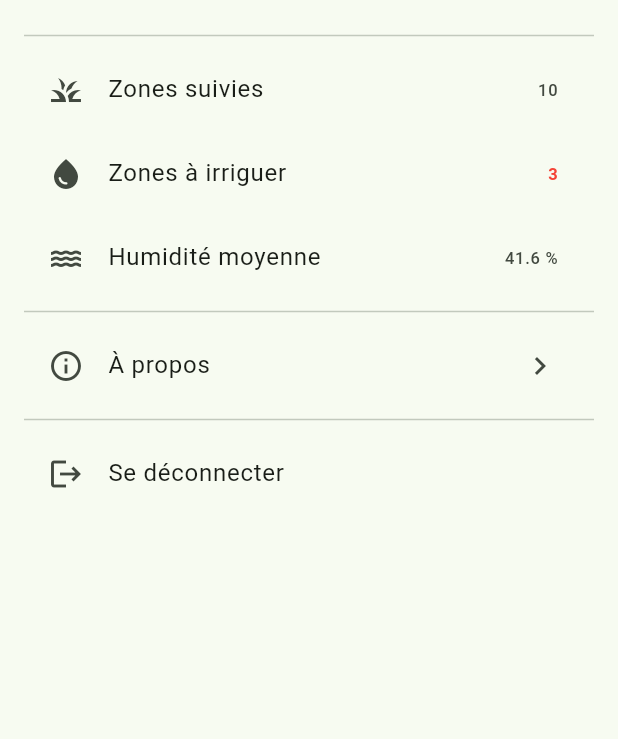
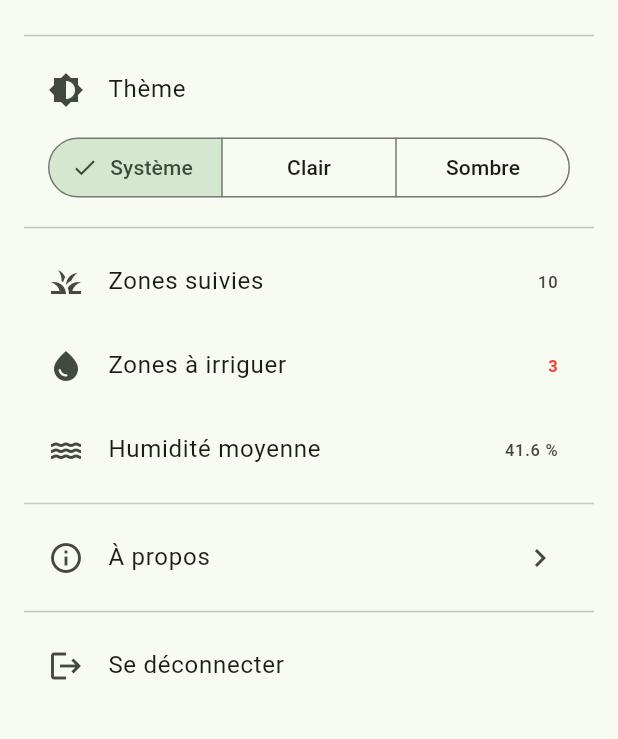
Before and after one commit to GmatiAyoub/AgriSmart, a Flutter app: the ProfilPage screen opened directly, on a phone screen of 412 x 824 dp, the part 470-1209 px from its top. Run offline on Flutter 3.47's test engine with Material 3 defaults, Android fonts, the phone set to English and light mode, and no system bars; our stand-ins replace firebase_auth, firebase_core, image_picker, shared_preferences; missing offline and left inert: google_mlkit_image_labeling, google_mlkit_translation; accounts and stored records are empty; network calls fail.

Commit message:
TP8: stockage local (thème, zones par utilisateur, cache météo)

```diff
--- /dev/null
+++ b/lib/providers/reglages_provider.dart
@@ -0,0 +1,29 @@
+import 'package:flutter/material.dart';
+import 'package:shared_preferences/shared_preferences.dart';
+
+class ReglagesProvider extends ChangeNotifier {
+  static const _cleTheme = 'theme';
+
+  final SharedPreferences _prefs;
+  ThemeMode _themeMode;
+
+  // la valeur initiale est lue dès la création (pas de await, pas d'écran de chargement)
+  ReglagesProvider(this._prefs) : _themeMode = _lireTheme(_prefs);
+
+  ThemeMode get themeMode => _themeMode;
+
+  // Relit le thème enregistré ('light', 'dark' ou 'system')
+  static ThemeMode _lireTheme(SharedPreferences prefs) {
+    final nom = prefs.getString(_cleTheme);
+    return ThemeMode.values.firstWhere(
+          (m) => m.name == nom,
+      orElse: () => ThemeMode.system,
+    );
+  }
+
+  Future<void> changerTheme(ThemeMode mode) async {
+    _themeMode = mode;
+    notifyListeners();
+    await _prefs.setString(_cleTheme, mode.name);
+  }
+}
--- a/lib/providers/traduction_provider.dart
+++ b/lib/providers/traduction_provider.dart
@@ -184,6 +184,16 @@ class TraductionProvider extends ChangeNotifier {
     'culture': 'Culture',
     'seuilPercent': "Seuil d'irrigation (%)",
     'enregistrer': 'Enregistrer',
+
+    // Stockage local / thème / cache météo
+    'theme': 'Thème',
+    'themeSysteme': 'Système',
+    'themeClair': 'Clair',
+    'themeSombre': 'Sombre',
+    'miseAJourLe': 'Mis à jour le',
+    'horsLigneDu': 'Hors ligne : données du',
+    'donneesHorsLigne': 'Données hors ligne',
+    'a': 'à',
   };
 
   static const Map<String, String> _dicoArabe = {
@@ -310,6 +320,16 @@ class TraductionProvider extends ChangeNotifier {
     'culture': 'المحصول',
     'seuilPercent': 'عتبة الري (%)',
     'enregistrer': 'حفظ',
+
+    // Stockage local / thème / cache météo
+    'theme': 'المظهر',
+    'themeSysteme': 'النظام',
+    'themeClair': 'فاتح',
+    'themeSombre': 'داكن',
+    'miseAJourLe': 'آخر تحديث في',
+    'horsLigneDu': 'غير متصل : بيانات',
+    'donneesHorsLigne': 'بيانات غير متصلة',
+    'a': 'على الساعة',
   };
 
   /// Méthodes ML Kit dynamiques
--- a/lib/screens/profil_page.dart
+++ b/lib/screens/profil_page.dart
@@ -1,7 +1,9 @@
+
 import 'package:flutter/material.dart';
 import 'package:provider/provider.dart';
 import 'package:agrismart/providers/zones_provider.dart';
 import 'package:agrismart/providers/traduction_provider.dart';
+import 'package:agrismart/providers/reglages_provider.dart';
 import 'package:agrismart/models/zone.dart';
 import 'package:agrismart/screens/a_propos_page.dart';
 import 'package:agrismart/providers/auth_provider.dart';
@@ -24,6 +26,11 @@ class ProfilPage extends StatelessWidget {
 
     final moyenne = context.select<ZonesProvider, double>(
           (p) => humiditeMoyenne(p.zones),
+    );
+
+    // Récupération du thème actuel
+    final themeMode = context.select<ReglagesProvider, ThemeMode>(
+          (r) => r.themeMode,
     );
 
     final nom = context.select<AuthProvider, String>(
@@ -90,6 +97,40 @@ class ProfilPage extends StatelessWidget {
 
           const Divider(),
 
+          // Choix du thème (enregistré sur l'appareil)
+          ListTile(
+            leading: const Icon(Icons.brightness_6),
+            title: Text(traduction.tr('theme')),
+          ),
+
+          Padding(
+            padding: const EdgeInsets.symmetric(horizontal: 16),
+            child: SegmentedButton<ThemeMode>(
+              segments: [
+                ButtonSegment(
+                  value: ThemeMode.system,
+                  label: Text(traduction.tr('themeSysteme')),
+                ),
+                ButtonSegment(
+                  value: ThemeMode.light,
+                  label: Text(traduction.tr('themeClair')),
+                ),
+                ButtonSegment(
+                  value: ThemeMode.dark,
+                  label: Text(traduction.tr('themeSombre')),
+                ),
+              ],
+              selected: {themeMode},
+              onSelectionChanged: (choix) {
+                context.read<ReglagesProvider>().changerTheme(choix.first);
+              },
+            ),
+          ),
+
+          const SizedBox(height: 8),
+
+          const Divider(),
+
           ListTile(
             leading: const Icon(Icons.grass),
             title: Text(traduction.tr('zonesSuivies')),
@@ -144,6 +185,7 @@ class ProfilPage extends StatelessWidget {
 
   Future<void> _confirmerDeconnexion(BuildContext context) async {
     final traduction = context.read<TraductionProvider>();
+
     final confirme = await showDialog<bool>(
       context: context,
       builder: (ctx) => AlertDialog(
--- a/pubspec.yaml
+++ b/pubspec.yaml
@@ -42,6 +42,7 @@ dependencies:
   image_picker: ^1.2.4
   image: ^4.13.1
   google_mlkit_image_labeling: ^1.0.3
+  shared_preferences: ^2.5.6
 
 dev_dependencies:
   flutter_test:
```
Also changed, not shown: lib/main.dart (+15 -13 lines), lib/models/meteo.dart (+19 -1 lines), lib/models/zone.dart (+30 -5 lines), lib/providers/meteo_provider.dart (+49 -10 lines), lib/providers/zones_provider.dart (+64 -4 lines), lib/widgets/meteo_card.dart (+123 -24 lines), pubspec.lock, 4 other files.
